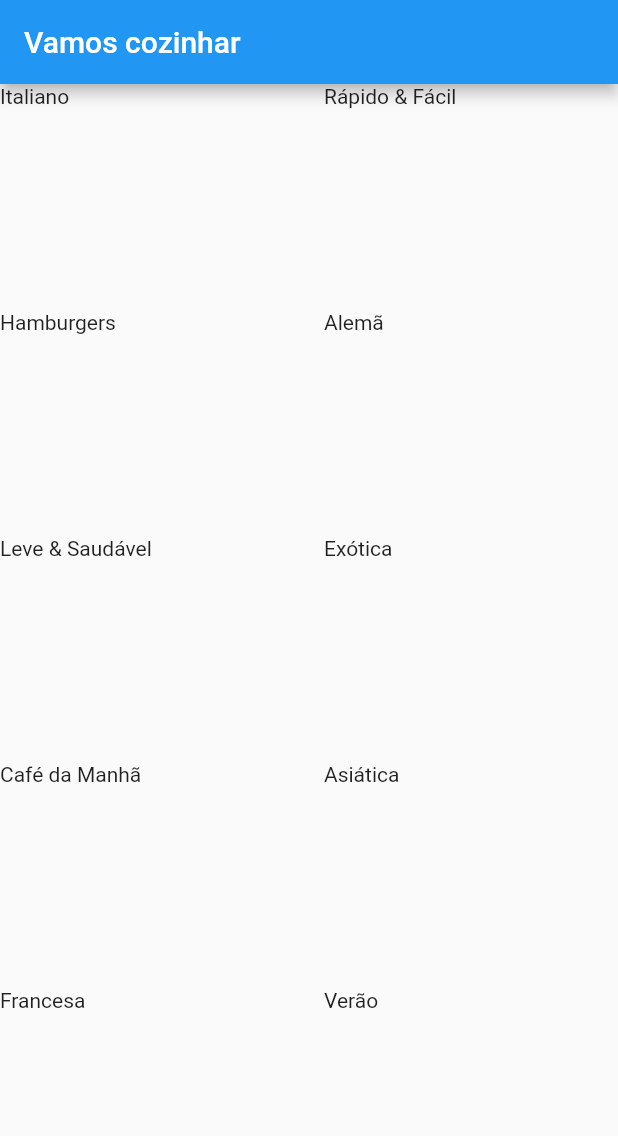
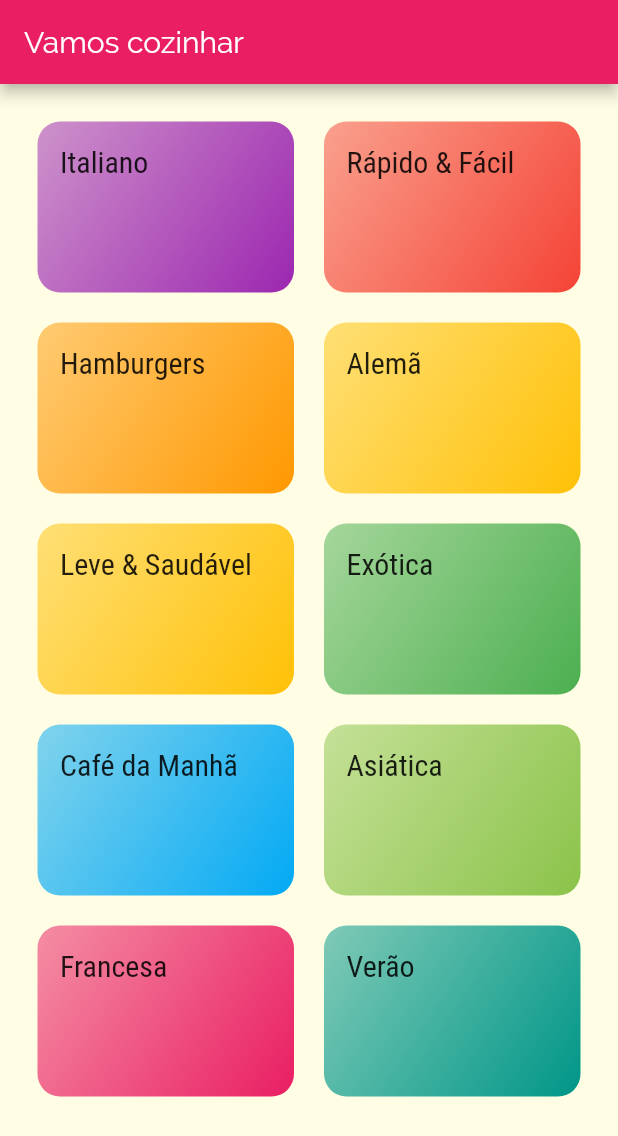
Before and after one commit to isaiasnas/recipes, a Flutter app: the screen it shows after launch, on a phone screen of 412 x 824 dp. Shown: the top 1136 px of the screen. Run offline on Flutter 3.47's test engine with Material 2 defaults, Android fonts, the phone set to English and light mode, and no system bars.

Commit message:
definição de fontes e thema para aplicação.

```diff
--- a/lib/components/category_item.dart
+++ b/lib/components/category_item.dart
@@ -9,7 +9,22 @@ class CategoryItem extends StatelessWidget {
   @override
   Widget build(BuildContext context) {
     return Container(
-      child: Text(category.title),
+      padding: const EdgeInsets.all(15),
+      child: Text(
+        category.title,
+        style: Theme.of(context).textTheme.headline6,
+      ),
+      decoration: BoxDecoration(
+        borderRadius: BorderRadius.circular(15),
+        gradient: LinearGradient(
+          colors: [
+            category.color.withOpacity(0.5),
+            category.color,
+          ],
+          begin: Alignment.topLeft,
+          end: Alignment.bottomRight,
+        ),
+      ),
     );
   }
 }
--- a/lib/main.dart
+++ b/lib/main.dart
@@ -9,8 +9,15 @@ class MyApp extends StatelessWidget {
     return MaterialApp(
       title: 'Vamos cozinhar',
       theme: ThemeData(
-        primarySwatch: Colors.blue,
-      ),
+          primarySwatch: Colors.pink,
+          accentColor: Colors.amber,
+          fontFamily: 'Raleway',
+          canvasColor: Color.fromRGBO(255, 254, 229, 1),
+          textTheme: ThemeData.light().textTheme.copyWith(
+                  headline6: TextStyle(
+                fontSize: 20,
+                fontFamily: 'RobotoCondensed',
+              ))),
       home: CategoriesScreen(),
     );
   }
--- a/lib/screens/categories_screen.dart
+++ b/lib/screens/categories_screen.dart
@@ -10,6 +10,7 @@ class CategoriesScreen extends StatelessWidget {
         title: Text('Vamos cozinhar'),
       ),
       body: GridView(
+        padding: const EdgeInsets.all(25),
           gridDelegate: SliverGridDelegateWithMaxCrossAxisExtent(
             maxCrossAxisExtent: 200,
             childAspectRatio: 3 / 2,
```
Also changed, not shown: pubspec.yaml (+17 -6 lines), assets/fonts/Raleway-Black.ttf (added), assets/fonts/Raleway-Bold.ttf (added), assets/fonts/Raleway-Regular.ttf (added), assets/fonts/RobotoCondensed-Bold.ttf (added), assets/fonts/RobotoCondensed-Italic.ttf (added), assets/fonts/RobotoCondensed-Light.ttf (added), assets/fonts/RobotoCondensed-Regular.ttf (added).
